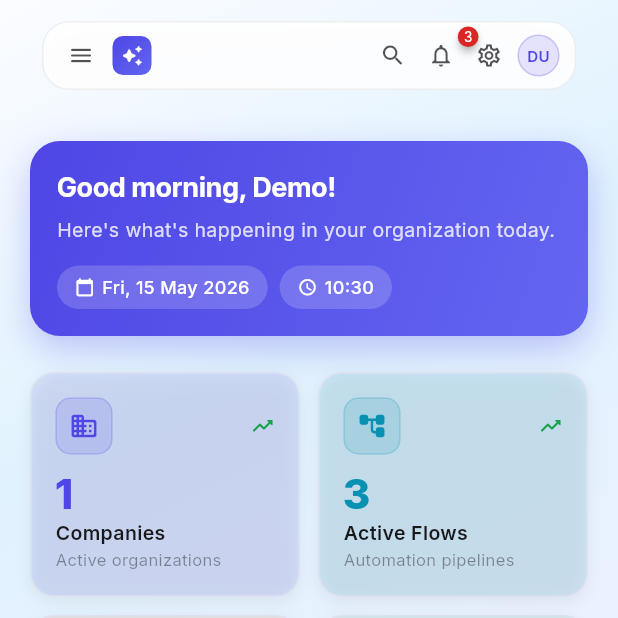
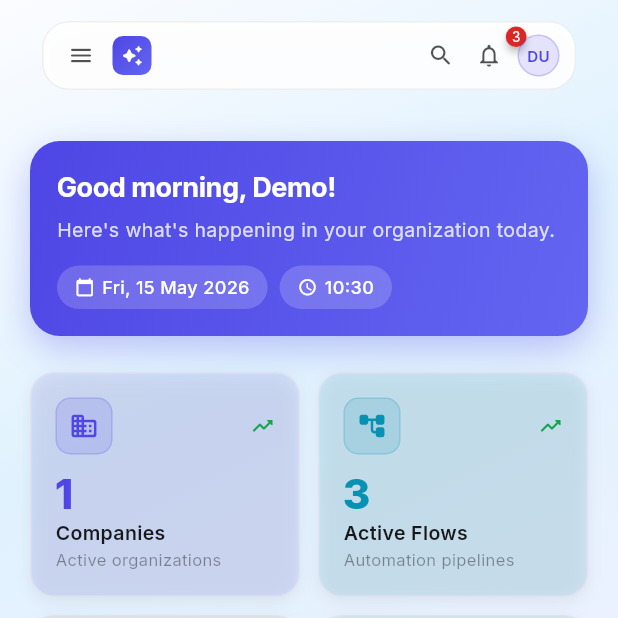
Before and after one commit to cosmopole-org/autocreat, a Flutter app: the screen it shows after launch, after a tap on "Try Demo Mode", on a phone screen of 412 x 824 dp, the top half of it. Run offline on Flutter 3.47's test engine with Material 3 defaults, Android fonts, the phone set to English and light mode, and no system bars; drawn by our look-alikes of badges, fl_chart, flutter_animate; our stand-ins replace cached_network_image, data_table_2, dio, dotted_border, file_picker, flutter_colorpicker and 9 more; missing offline and left inert: flutter_quill; accounts and stored records are empty; generated files the repository leaves out were written again; network calls fail.

Commit message:
Remove settings icon from app bar, companies from nav, make companies a secondary page
- Remove settings icon button from floating mobile app bar
- Remove companies shortcut from navigation drawer nav items
- Move companies route outside ShellRoute so it renders as a standalone secondary page (modal on desktop, full-screen on mobile) with its own AppBar and back button
- Update settings Workspace section to use context.push instead of context.go so companies page opens as a secondary page overlay

https://claude.ai/code/session_01MeR6pZWzWwPXoAo5crfVgX

```diff
--- a/client/lib/router/router.dart
+++ b/client/lib/router/router.dart
@@ -115,11 +115,6 @@ final routerProvider = Provider<GoRouter>((ref) {
             builder: (context, state) => const DashboardScreen(),
           ),
           GoRoute(
-            path: AppRoutes.companies,
-            name: 'companies',
-            builder: (context, state) => const CompaniesScreen(),
-          ),
-          GoRoute(
             path: AppRoutes.flows,
             name: 'flows',
             builder: (context, state) => const FlowsScreen(),
@@ -162,6 +157,15 @@ final routerProvider = Provider<GoRouter>((ref) {
         ],
       ),
       // SECONDARY ROUTES - outside shell, with modal/fullscreen behavior
+      GoRoute(
+        path: AppRoutes.companies,
+        name: 'companies',
+        pageBuilder: (context, state) => _buildSecondaryPage(
+          context,
+          state,
+          const CompaniesScreen(),
+        ),
+      ),
       GoRoute(
         path: '/companies/:id',
         name: 'company-detail',
--- a/client/lib/screens/companies/companies_screen.dart
+++ b/client/lib/screens/companies/companies_screen.dart
@@ -41,6 +41,11 @@ class _CompaniesScreenState extends ConsumerState<CompaniesScreen> {
     final companiesAsync = ref.watch(companyNotifierProvider);
 
     return Scaffold(
+      appBar: AppBar(
+        leading: AppBarBackButton(onPressed: () => context.pop()),
+        title: Text(UiText.companies),
+        titleSpacing: 0,
+      ),
       body: companiesAsync.when(
         loading: () => CustomScrollView(
           slivers: [
--- a/client/lib/screens/settings/settings_screen.dart
+++ b/client/lib/screens/settings/settings_screen.dart
@@ -733,7 +733,7 @@ class _WorkspaceSection extends ConsumerWidget {
 
           // Manage Companies button
           InkWell(
-            onTap: () => context.go(AppRoutes.companies),
+            onTap: () => context.push(AppRoutes.companies),
             borderRadius: BorderRadius.circular(8),
             child: Padding(
               padding: const EdgeInsets.symmetric(horizontal: 16, vertical: 12),
--- a/client/lib/widgets/responsive_shell.dart
+++ b/client/lib/widgets/responsive_shell.dart
@@ -38,13 +38,6 @@ List<_NavItem> get _navItems => [
     selectedIcon: Icons.dashboard_rounded,
     route: AppRoutes.dashboard,
     section: UiText.overview,
-  ),
-  _NavItem(
-    label: UiText.companies,
-    icon: Icons.business_outlined,
-    selectedIcon: Icons.business_rounded,
-    route: AppRoutes.companies,
-    section: UiText.organization,
   ),
   _NavItem(
     label: UiText.users,
@@ -340,13 +333,6 @@ class _FloatingMobileBar extends ConsumerWidget {
                   onTap: () => GoRouter.of(context).go(AppRoutes.tickets),
                   tooltip: UiText.notifications,
                 ),
-              ),
-              const SizedBox(width: 2),
-              // Settings button
-              _BarIconButton(
-                icon: Icons.settings_outlined,
-                onTap: () => GoRouter.of(context).go(AppRoutes.settings),
-                tooltip: UiText.settingsButton,
               ),
               const SizedBox(width: 4),
               // Avatar
```
